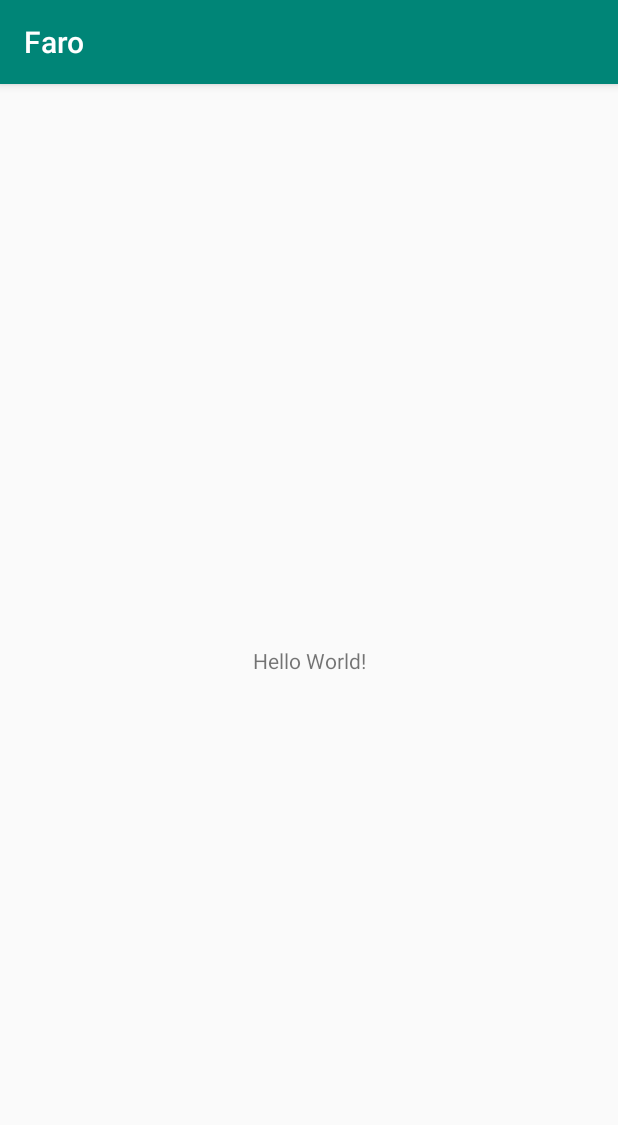
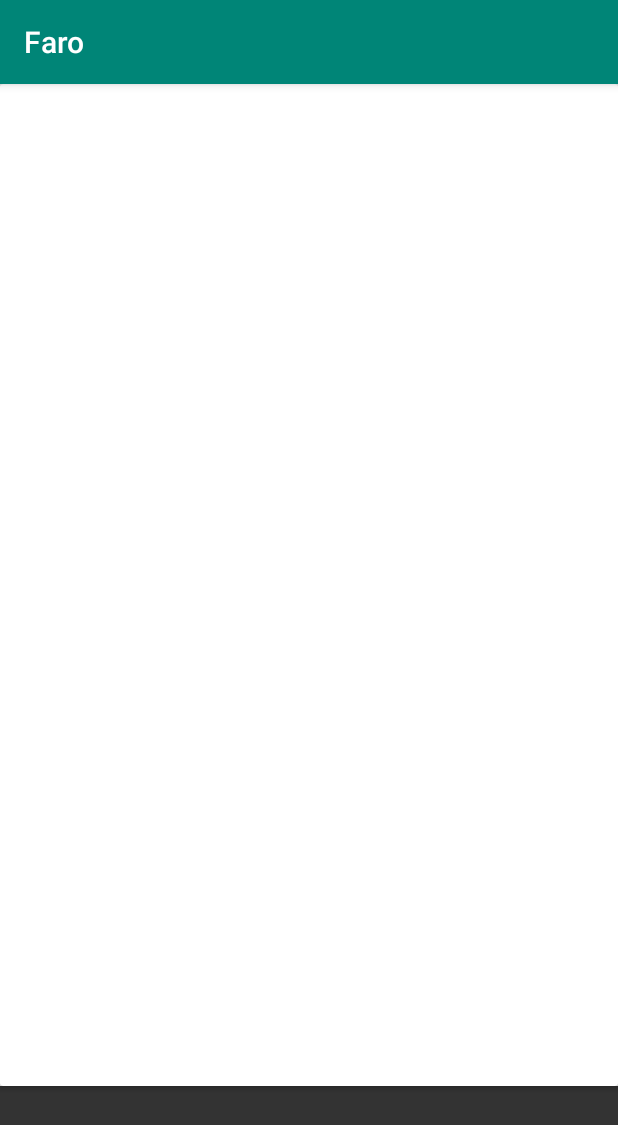
Before and after one commit to ReDsn0W535/Faro, an Android app: the screen it shows after launch (MainActivity), on a phone screen of 412 x 824 dp. Shown: the top 1125 px of the screen. Run offline under Robolectric (Android 15) with nearby library versions, the phone set to English and light mode, and no system bars.

```diff
--- a/app/src/main/res/layout/activity_main.xml
+++ b/app/src/main/res/layout/activity_main.xml
@@ -1,5 +1,5 @@
 <?xml version="1.0" encoding="utf-8"?>
-<androidx.constraintlayout.widget.ConstraintLayout
+<RelativeLayout
     xmlns:android="http://schemas.android.com/apk/res/android"
     xmlns:tools="http://schemas.android.com/tools"
     xmlns:app="http://schemas.android.com/apk/res-auto"
@@ -7,13 +7,19 @@
     android:layout_height="match_parent"
     tools:context=".MainActivity">
 
-    <TextView
-        android:layout_width="wrap_content"
-        android:layout_height="wrap_content"
-        android:text="Hello World!"
-        app:layout_constraintBottom_toBottomOf="parent"
-        app:layout_constraintLeft_toLeftOf="parent"
-        app:layout_constraintRight_toRightOf="parent"
-        app:layout_constraintTop_toTopOf="parent" />
+    <androidx.cardview.widget.CardView
+        android:id="@+id/card"
+        android:layout_above="@id/stub"
+        android:layout_width="match_parent"
+        android:layout_height="match_parent" />
 
-</androidx.constraintlayout.widget.ConstraintLayout>
+    <ImageView
+        android:id="@+id/stub"
+        android:layout_alignParentBottom="true"
+        android:layout_width="match_parent"
+        android:layout_height="100dp"
+        app:srcCompat="@color/black"
+        tools:layout_editor_absoluteX="112dp"
+        tools:layout_editor_absoluteY="349dp" />
+
+</RelativeLayout>
```
Also changed, not shown: app/build.gradle (+7 -2 lines), app/src/main/res/values/colors.xml (+10 -0 lines), 1 other file.
